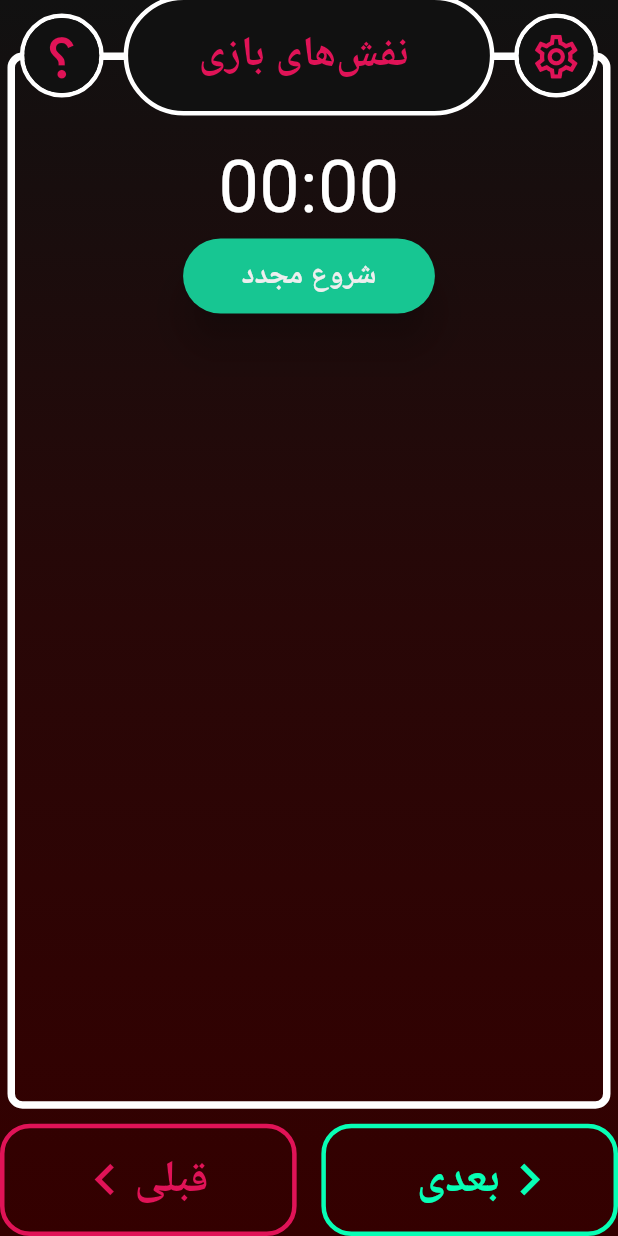
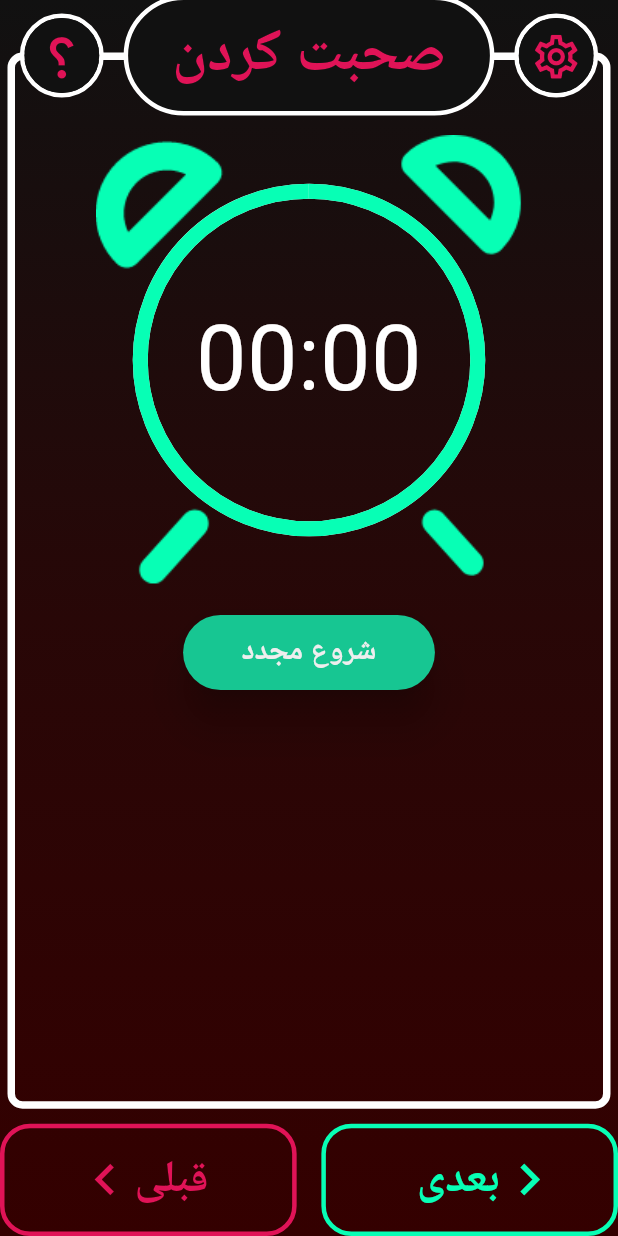
Before and after one commit to MHMDHSiN83/mafia_killer, a Flutter app: the TalkingPage screen opened directly with empty values, after a tap on "شروع", on a phone screen of 412 x 824 dp. Run offline on Flutter 3.47's test engine with Material 3 defaults, Android fonts, the phone set to English and light mode, and no system bars; our stand-ins replace flutter_spinkit, isar; accounts and stored records are empty; generated files the repository leaves out were written again; project files that could hold a hidden picture were left out.

Commit message:
finished talking page but it still has few issues to be fixed

```diff
--- a/lib/pages/talking_page.dart
+++ b/lib/pages/talking_page.dart
@@ -22,6 +22,7 @@ class TalkingPage extends StatefulWidget {
 
 class _TalkingPageState extends State<TalkingPage> {
   late double _start;
+  int cnt = 0;
   late Timer _timer;
   bool _isRunning = false;
   bool _hasStarted = false;
@@ -36,6 +37,15 @@ class _TalkingPageState extends State<TalkingPage> {
   @override
   void initState() {
     super.initState();
+  }
+
+  @override
+  void didChangeDependencies() {
+    args = ModalRoute.of(context)?.settings.arguments
+        as TalkingPageScreenArguments;
+    _start = args.seconds.toDouble();
+
+    super.didChangeDependencies();
   }
 
   void startAndStopTimer() {
@@ -77,11 +87,11 @@ class _TalkingPageState extends State<TalkingPage> {
       if (_hasFinished) {
         _hasStarted = true;
         _hasFinished = false;
-        _start = 6;
+        _start = args.seconds.toDouble();
         startTimer();
       } else {
         _hasStarted = false;
-        _start = 6;
+        _start = args.seconds.toDouble();
       }
     });
   }
@@ -96,14 +106,10 @@ class _TalkingPageState extends State<TalkingPage> {
 
   @override
   Widget build(BuildContext context) {
-    args = ModalRoute.of(context)?.settings.arguments
-        as TalkingPageScreenArguments;
-    _start = args.seconds.toDouble();
-
     return Scaffold(
       resizeToAvoidBottomInset: false,
       body: PageFrame(
-        pageTitle: " نفش‌های بازی",
+        pageTitle: "صحبت کردن",
         leftButtonText: "قبلی",
         rightButtonText: "بعدی",
         leftButtonIcon: Icons.keyboard_arrow_left,
@@ -112,9 +118,48 @@ class _TalkingPageState extends State<TalkingPage> {
         rightButtonOnTap: () => Navigator.pushNamed(context, args.nextPagePath),
         child: Column(
           children: [
-            Text(
-              Language.formatTime(_start.toInt()),
-              style: const TextStyle(fontSize: 48),
+            SizedBox(
+              width: 300,
+              height: 300,
+              child: Stack(fit: StackFit.expand, children: [
+                SizedBox(
+                  width: 250,
+                  height: 250,
+                  child: Stack(
+                    fit: StackFit.expand,
+                    children: [
+                      Center(
+                        child: Text(
+                          Language.formatTime(_start.toInt()),
+                          style: const TextStyle(fontSize: 60),
+                        ),
+                      ),
+                      FractionallySizedBox(
+                        widthFactor: 0.75,
+                        heightFactor: 0.75,
+                        child: CircularProgressIndicator(
+                          value: _start / args.seconds,
+                          valueColor: const AlwaysStoppedAnimation(
+                              AppColors.greenColor),
+                          backgroundColor:
+                              Theme.of(context).colorScheme.inversePrimary,
+                          strokeWidth: 10,
+                        ),
+                      ),
+                    ],
+                  ),
+                ),
+                Center(
+                  child: Image.asset(
+                    'lib/images/backgrounds/alarm-clock.png',
+                    scale: 0.5,
+                    fit: BoxFit.fitWidth,
+                  ),
+                )
+              ]),
+            ),
+            const SizedBox(
+              height: 20,
             ),
             Row(
               mainAxisAlignment: MainAxisAlignment.spaceEvenly,
```
Also changed, not shown: lib/images/backgrounds/alarm-clock.png (added).
